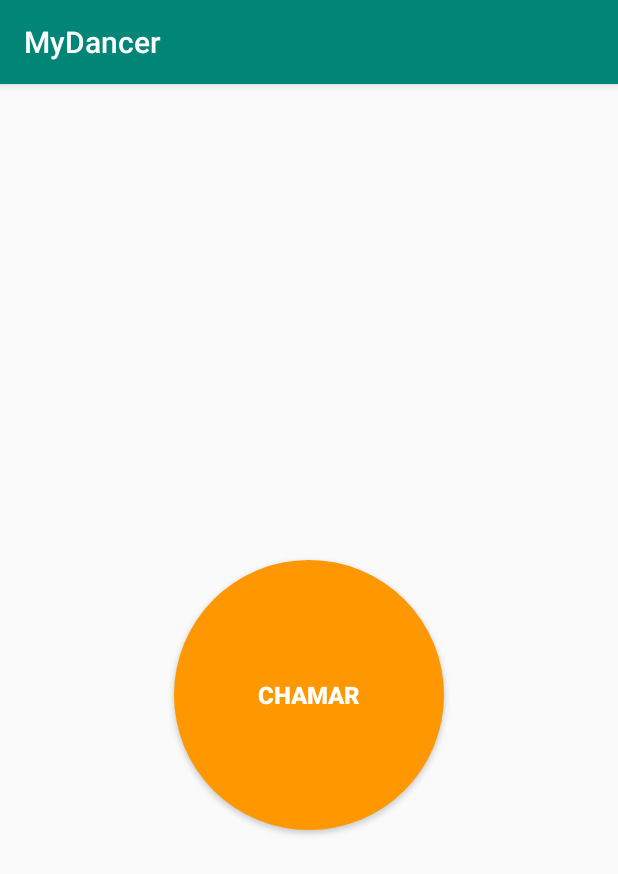
After one commit to AndreRicarti/MyDancer_Android, an Android app: the CallPersonalDancerActivity screen opened directly, with no data from a screen before it, on a phone screen of 412 x 824 dp. The commit adds this screen. Shown: the top 874 px of the screen. Run offline under Robolectric (Android 15) with nearby library versions, the phone set to English and light mode, and no system bars.

Commit message:
Added screen to call the personal dancer

```diff
--- a/app/src/main/AndroidManifest.xml
+++ b/app/src/main/AndroidManifest.xml
@@ -18,9 +18,9 @@
                 <category android:name="android.intent.category.LAUNCHER" />
             </intent-filter>
         </activity>
-
         <activity android:name=".ui.activity.EventActivity" />
         <activity android:name=".ui.activity.ConfirmEventActivity" />
+        <activity android:name=".ui.activity.CallPersonalDancerActivity"></activity>
     </application>
 
 </manifest>
--- /dev/null
+++ b/app/src/main/java/br/com/mydancer/mydancer/ui/activity/CallPersonalDancerActivity.java
@@ -0,0 +1,24 @@
+package br.com.mydancer.mydancer.ui.activity;
+
+import android.content.Intent;
+import android.support.v7.app.AppCompatActivity;
+import android.os.Bundle;
+import android.view.View;
+import android.widget.TextView;
+
+import br.com.mydancer.mydancer.R;
+import br.com.mydancer.mydancer.model.Event;
+
+public class CallPersonalDancerActivity extends AppCompatActivity {
+
+    @Override
+    protected void onCreate(Bundle savedInstanceState) {
+        super.onCreate(savedInstanceState);
+        setContentView(R.layout.activity_call_personal_dancer);
+
+        Intent getIntent = getIntent();
+
+        TextView eventTitle = findViewById(R.id.call_personal_title);
+        eventTitle.setText((String) getIntent.getSerializableExtra("tituloEvento"));
+    }
+}
--- /dev/null
+++ b/app/src/main/res/drawable/roundedbuttoncall.xml
@@ -0,0 +1,12 @@
+<?xml version="1.0" encoding="utf-8"?>
+<shape
+    xmlns:android="http://schemas.android.com/apk/res/android"
+    android:shape="rectangle">
+<solid android:color="#FF9800" />
+<!--border color and border width-->
+<!--<stroke
+    android:width="10dp"
+    android:color="#d92500" />-->
+<!--border radius in dp-->
+<corners android:radius="200dp" />
+</shape>
--- /dev/null
+++ b/app/src/main/res/layout/activity_call_personal_dancer.xml
@@ -0,0 +1,36 @@
+<?xml version="1.0" encoding="utf-8"?>
+<android.support.constraint.ConstraintLayout xmlns:android="http://schemas.android.com/apk/res/android"
+    xmlns:app="http://schemas.android.com/apk/res-auto"
+    xmlns:tools="http://schemas.android.com/tools"
+    android:layout_width="match_parent"
+    android:layout_height="match_parent"
+    tools:context=".ui.activity.CallPersonalDancerActivity">
+
+    <TextView
+        android:id="@+id/call_personal_title"
+        android:layout_width="wrap_content"
+        android:layout_height="wrap_content"
+        android:layout_marginTop="16dp"
+        android:text="TextView"
+        android:textSize="16sp"
+        android:textStyle="bold"
+        app:layout_constraintEnd_toEndOf="parent"
+        app:layout_constraintStart_toStartOf="parent"
+        app:layout_constraintTop_toTopOf="parent" />
+
+    <Button
+        android:id="@+id/call_personal_call"
+        android:layout_width="180dp"
+        android:layout_height="180dp"
+        android:layout_marginTop="8dp"
+        android:background="@drawable/roundedbuttoncall"
+        android:text="Chamar"
+        android:textColor="#fff"
+        android:textSize="16sp"
+        android:textStyle="bold"
+        app:layout_constraintBottom_toBottomOf="parent"
+        app:layout_constraintEnd_toEndOf="parent"
+        app:layout_constraintStart_toStartOf="parent"
+        app:layout_constraintTop_toBottomOf="@+id/call_personal_title" />
+
+</android.support.constraint.ConstraintLayout>
```
Also changed, not shown: app/src/main/java/br/com/mydancer/mydancer/model/Event.java (+9 -0 lines), app/src/main/java/br/com/mydancer/mydancer/ui/activity/ConfirmEventActivity.java (+33 -5 lines).
